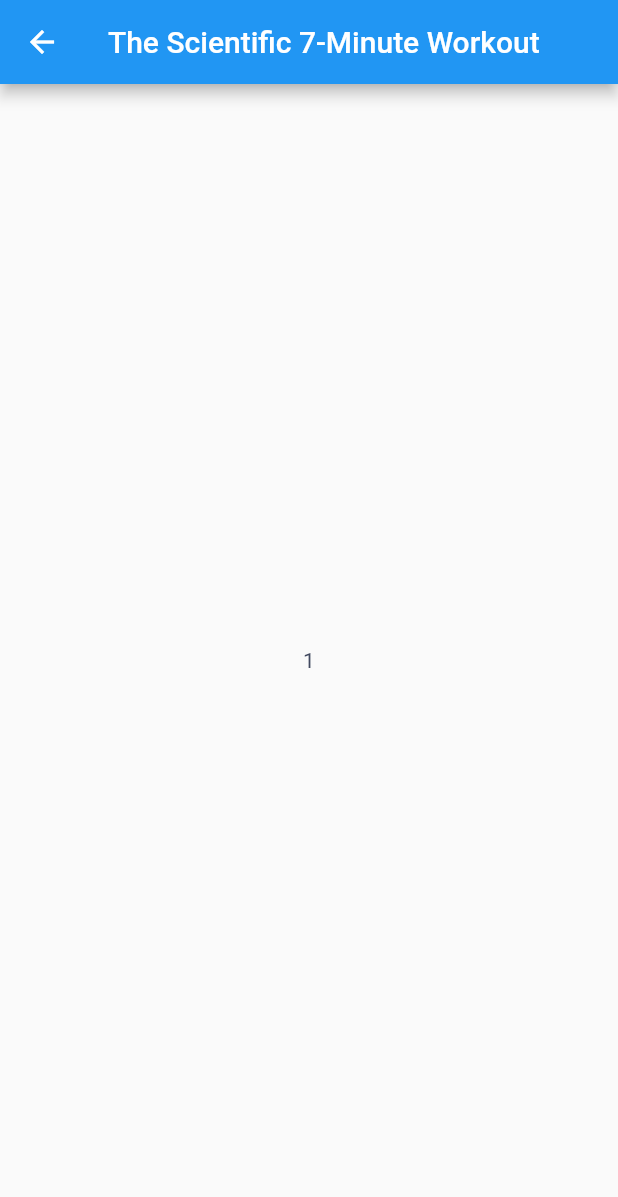
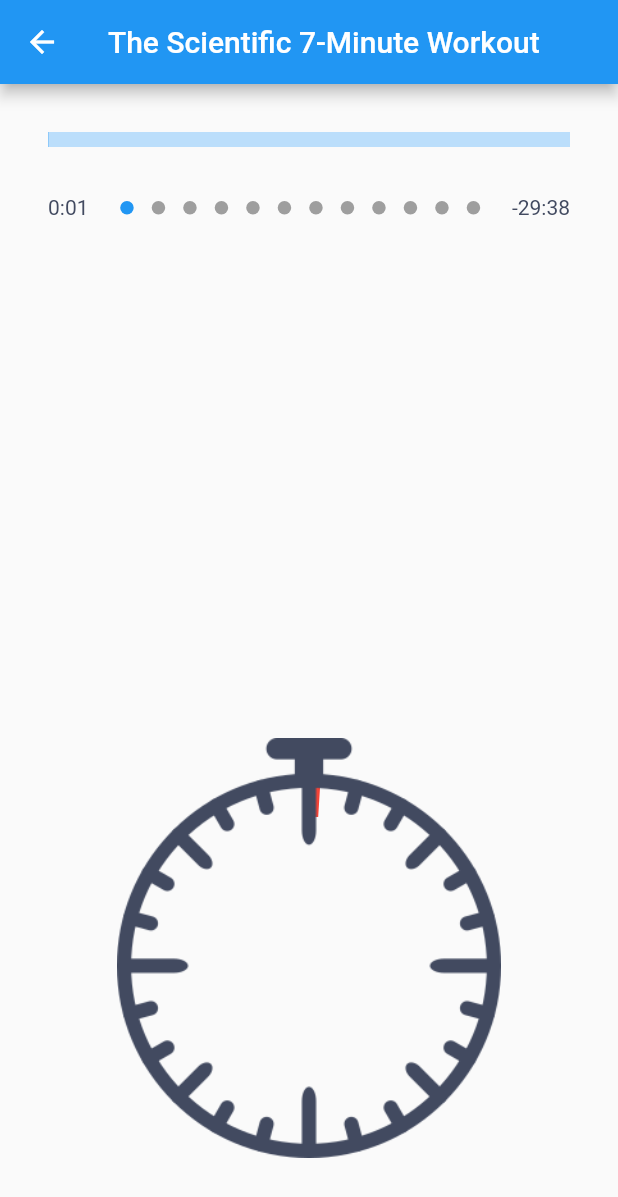
Before and after one commit to Hendrixbm/flutter_bloc_gym_app, a Flutter app: the screen it shows after launch, after a tap on "The Scientific 7-Minute Workout", on a phone screen of 412 x 824 dp. Shown: the top 1197 px of the screen. Run offline on Flutter 3.47's test engine with Material 2 defaults, Android fonts, the phone set to English and light mode, and no system bars; drawn by our look-alikes of dots_indicator; our stand-ins replace equatable, flutter_bloc, hydrated_bloc, numberpicker, wakelock.

Commit message:
Workout progress

```diff
--- a/lib/blocs/workout_cubit.dart
+++ b/lib/blocs/workout_cubit.dart
@@ -18,6 +18,10 @@ class WorkoutCubit extends Cubit<WorkoutState>{
     print('..my exercise index is $exIndex ');
     emit(WorkoutEditing(state.workout, (state as WorkoutEditing).index, exIndex));
   }
+
+  pauseWorkout()=>emit(WorkoutPaused(state.workout, state.elapsed));
+
+resumeWorkout()=>emit(WorkoutIntProgress(state.workout, state.elapsed));
 
   goHome()=> emit(const WorkoutInitial());
 
--- a/lib/screens/workout_progress.dart
+++ b/lib/screens/workout_progress.dart
@@ -1,7 +1,10 @@
+import 'package:dots_indicator/dots_indicator.dart';
 import 'package:flutter/cupertino.dart';
 import 'package:flutter/material.dart';
 import 'package:flutter_bloc/flutter_bloc.dart';
 import 'package:flutter_bloc_app_complete/blocs/workout_cubit.dart';
+import 'package:flutter_bloc_app_complete/exercise.dart';
+import 'package:flutter_bloc_app_complete/helpers.dart';
 import 'package:flutter_bloc_app_complete/states/workout_states.dart';
 
 import '../workout.dart';
@@ -12,16 +15,34 @@ class WorkoutProgress extends StatelessWidget {
   @override
   Widget build(BuildContext context) {
 
-    Map<String, dynamic> getStats(Workout workout, int workoutElapsed){
+    Map<String, dynamic> _getStats(Workout workout, int workoutElapsed){
+      //[0, 30, 40, 70, 120]
+      int workoutTotal = workout.getTotal();
+      Exercise exercise = workout.getCurrentExercise(workoutElapsed);
+      int exerciseElapsed = workoutElapsed - exercise.startTime!;
 
-      int workoutTotal = workout.getTotal();
-
+      int exerciseRemaining = exercise.prelude! - exerciseElapsed;
+      bool isPrelude = exerciseElapsed < exercise.prelude!;
+      int exerciseTotal = isPrelude ? exercise.prelude! : exercise.duration!;
+      if(!isPrelude){
+        exerciseElapsed -= exercise.prelude!;
+        exerciseRemaining += exercise.duration!;
+      }
       return {
-        "workoutTitle": workout.title
+        "workoutTitle": workout.title,
+        "workoutProgress":workoutElapsed/workoutTotal,
+        "workoutElapsed": workoutElapsed,
+        "totalExercise":workout.exercises.length,
+        "currentExerciseIndex": exercise.index!,
+        "workoutRemaining": workoutTotal - workoutElapsed,
+        "exerciseRemaining": exerciseRemaining,
+        "exerciseProgress": exerciseElapsed / exerciseTotal,
+       "isPrelude" : isPrelude
       };
     }
     return BlocConsumer<WorkoutCubit, WorkoutState>(
         builder: (context, state){
+          final stats = _getStats(state.workout!, state.elapsed!);
           return Scaffold(
             appBar: AppBar(
               title: Text(state.workout!.title.toString(),),
@@ -29,7 +50,76 @@ class WorkoutProgress extends StatelessWidget {
                 onPressed: ()=>BlocProvider.of<WorkoutCubit>(context).goHome(),
               ),
             ),
-            body: Center(child: Text("${state.elapsed}"),),
+            body: Container(
+              padding: const EdgeInsets.all(32),
+                child: Column(
+                children: [
+                  LinearProgressIndicator(
+                backgroundColor: Colors.blue[100],
+              minHeight: 10,
+                      value: stats['workoutProgress'],
+                  ),
+                  Padding(
+                    padding: const EdgeInsets.only(top: 30),
+                    child: Row(
+                      mainAxisAlignment: MainAxisAlignment.spaceBetween,
+                      children: [
+                        Text(
+                          formatTime(stats["workoutElapsed"], true)
+                        ),
+                        DotsIndicator(dotsCount: stats['totalExercise'],
+                        position: stats['currentExerciseIndex'],
+                        ),
+                        Text(
+                            '-${formatTime(stats["workoutRemaining"], true)}')
+
+                      ],
+                    ),
+
+                  ),
+                  const Spacer(),
+                  InkWell(
+                    onTap: (){
+                      if(state is WorkoutIntProgress){
+                        BlocProvider.of<WorkoutCubit>(context)
+                            .pauseWorkout();
+                      }else if(state is WorkoutPaused){
+                        BlocProvider.of<WorkoutCubit>(context)
+                            .resumeWorkout();
+                      }
+                    },
+                    child: Stack(
+                      alignment: const Alignment(0, 0),
+                      children: [
+                        Center(
+                          child: SizedBox(
+                            height: 220,
+                            width: 220,
+                            child: CircularProgressIndicator(
+                              valueColor: AlwaysStoppedAnimation<Color>(
+                                stats['isPrelude']?Colors.red:Colors.blue
+                              ),
+                              strokeWidth: 25,
+                              value: stats["exerciseProgress"],
+                            ),
+                          ),
+                        ),
+                        Center(
+                          child: SizedBox(
+                            height: 300,
+                            width: 300,
+                            child: Padding(
+                              padding: const EdgeInsets.only(bottom: 20),
+                              child: Image.asset('assets/stopwatch.png'),
+                            ),
+                          ),
+                        )
+                      ],
+                    ),
+                  )
+              ],
+            ),
+            )
           );
         },
         listener: (context, state){
--- a/lib/states/workout_states.dart
+++ b/lib/states/workout_states.dart
@@ -35,3 +35,11 @@ class WorkoutEditing extends WorkoutState{
   // TODO: implement props
   List<Object?> get props => [workout, index, exIndex];
 }
+
+class WorkoutPaused extends WorkoutState{
+  const WorkoutPaused(Workout? workout, int? elapsed):super(workout, elapsed);
+
+  @override
+  // TODO: implement props
+  List<Object?> get props =>[workout, elapsed];
+}
--- a/lib/workout.dart
+++ b/lib/workout.dart
@@ -22,8 +22,9 @@ class Workout extends Equatable{
 
   int getTotal() => exercises.fold(0, (prev, ex) =>prev + ex.duration! + ex.prelude!);
 
-  //Last smallest element object
-  Exercise getCurrentExercise(int? elapsed)=> exercises.lastWhere((element) => element.startTime! <= elapsed!);
+  Exercise getCurrentExercise(int? elapsed)=>
+      //Last smallest element object
+      exercises.lastWhere((element) => element.startTime! <= elapsed!);
 
   @override
   // TODO: implement props
--- a/pubspec.yaml
+++ b/pubspec.yaml
@@ -41,6 +41,7 @@ dependencies:
   numberpicker: ^2.1.1
   path_provider: ^2.0.11
   wakelock:
+  dots_indicator:
   # The following adds the Cupertino Icons font to your application.
   # Use with the CupertinoIcons class for iOS style icons.
   cupertino_icons: ^1.0.2
```
Also changed, not shown: pubspec.lock.
